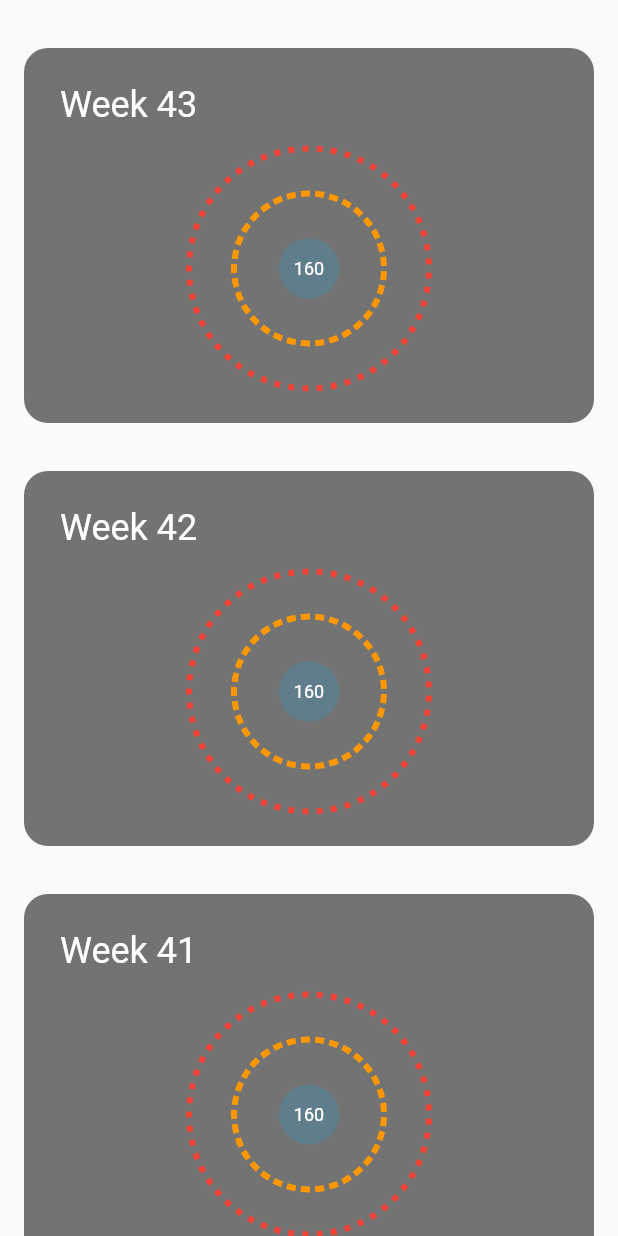
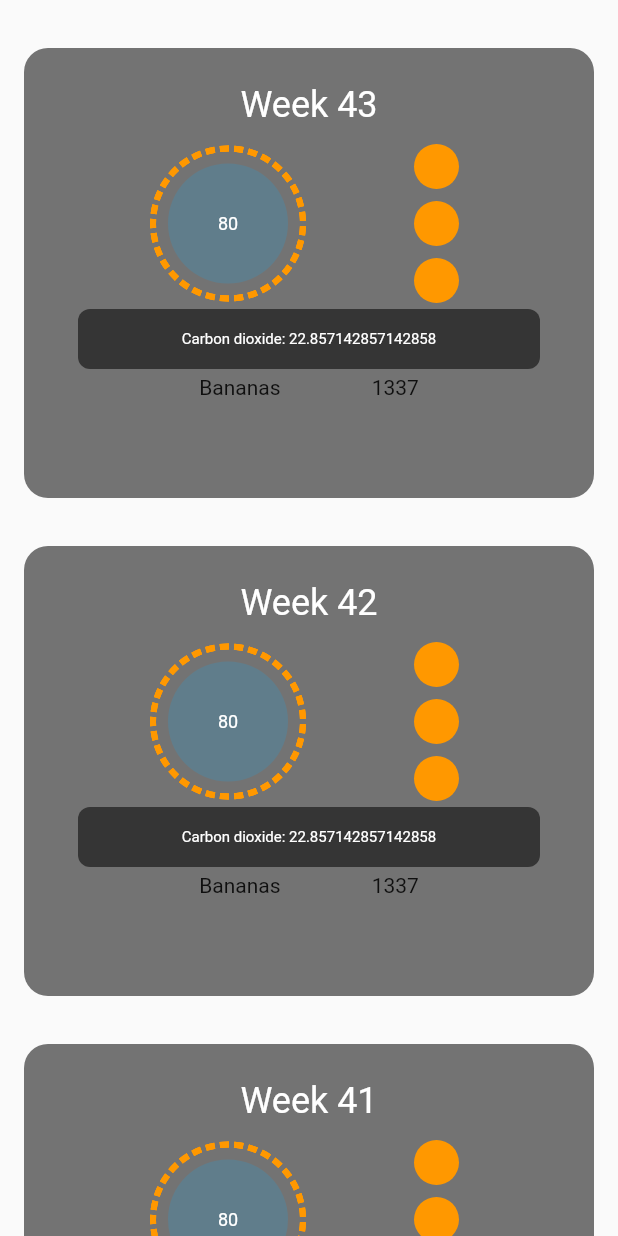
Before and after one commit to altaired/junction, a Flutter app: the screen it shows after launch, on a phone screen of 412 x 824 dp. Run offline on Flutter 3.47's test engine with Material 2 defaults, Android fonts, the phone set to English and light mode, and no system bars.

Commit message:
Add listview and banner

```diff
--- /dev/null
+++ b/lib/models/group.dart
@@ -0,0 +1,27 @@
+import 'dart:math';
+
+import 'package:flutter/material.dart';
+
+class Group {
+  Color color = genColor();
+  double avgFootprint = genAvgFootprint();
+
+  Color getColor() {
+    return color;
+  }
+
+  double getAvgFootprint() {
+    return avgFootprint;
+  }
+
+  static Color genColor() {
+    Random rng = new Random();
+    int i = rng.nextInt(4);
+    return [Colors.orange, Colors.deepOrange, Colors.deepPurple, Colors.teal][i];
+  }
+
+  static double genAvgFootprint() {
+    Random rng = new Random();
+    return (rng.nextInt(5) + 10) * 10.0;
+  }
+}
--- a/lib/shared/circle_graph.dart
+++ b/lib/shared/circle_graph.dart
@@ -3,19 +3,33 @@ import 'dart:math';
 import 'package:flutter/cupertino.dart';
 import 'package:flutter/material.dart';
 import 'package:flutter/rendering.dart';
+import 'package:junction/models/group.dart';
 
 import 'circle_widget.dart';
 
 class CircleGraph extends StatelessWidget {
-  final int refFootprint;
-  final int myFootprint;
+  int myFootprint;
+  List<Group> groups;
 
-  CircleGraph({this.refFootprint = 100, this.myFootprint = 160});
+  CircleGraph(int myFoorprint, List<Group> groups) {
+    this.myFootprint = myFoorprint;
+    this.groups = groups;
+  }
 
   @override
   Widget build(BuildContext context) {
-    final myColor = myFootprint > refFootprint ? Colors.red : Colors.green;
-    final refColor = Colors.orange;
+    final myColor =
+      groups
+          .map((g) => g.getAvgFootprint())
+          .where((fp) => fp < myFootprint).length != 0
+          ? Colors.red
+          : Colors.green;
+
+    List<Widget> refCircles =
+      groups
+          .map((g) => CircleWidget(size: g.getAvgFootprint(), color: g.getColor()))
+          .toList();
+
     return Stack(
       alignment: Alignment.center,
       children: <Widget>[
@@ -23,8 +37,8 @@ class CircleGraph extends StatelessWidget {
           alignment: Alignment.center,
           children: <Widget>[
             Container(
-              width: 40,
-              height: 40,
+              width: myFootprint.toDouble(),
+              height: myFootprint.toDouble(),
               decoration: new BoxDecoration(
                 color: Colors.blueGrey,
                 shape: BoxShape.circle,
@@ -33,8 +47,7 @@ class CircleGraph extends StatelessWidget {
             Text(myFootprint.toString(), style: TextStyle(fontSize: 12, color: Colors.white)),
           ],
         ),
-        CircleWidget(size: myFootprint.toDouble(), color: myColor),
-        CircleWidget(size: refFootprint.toDouble(), color: refColor),
+        ...refCircles,
       ],
     );
   }
--- a/lib/shared/week_card.dart
+++ b/lib/shared/week_card.dart
@@ -1,16 +1,30 @@
 import 'package:flutter/material.dart';
+import 'package:junction/models/group.dart';
 import 'package:junction/shared/circle_graph.dart';
-import 'package:junction/shared/circle_widget.dart';
 
 class WeekCard extends StatelessWidget {
   final String title;
+  List<Group> groups = [new Group(), new Group(), new Group()];
 
   WeekCard({Key key, @required this.title}) : super(key: key);
 
   @override
   Widget build(BuildContext context) {
+
+    List<Widget> groupColors = groups.map((g) {
+      return Container(
+        width: 30,
+        height: 30,
+        margin: EdgeInsets.all(4),
+        decoration: new BoxDecoration(
+          color: g.getColor(),
+          shape: BoxShape.circle,
+        ),
+      );
+    }).toList();
+
     return Container(
-      height: 250,
+      height: 300,
       decoration: BoxDecoration(
         borderRadius: BorderRadius.circular(16),
         color: Colors.black54,
@@ -18,7 +32,7 @@ class WeekCard extends StatelessWidget {
       padding: EdgeInsets.all(16),
       child: Column(
         mainAxisAlignment: MainAxisAlignment.spaceEvenly,
-        crossAxisAlignment: CrossAxisAlignment.start,
+        crossAxisAlignment: CrossAxisAlignment.center,
         children: <Widget>[
           Padding(
             padding: const EdgeInsets.all(8.0),
@@ -30,12 +44,41 @@ class WeekCard extends StatelessWidget {
               ),
             ),
           ),
+          Row(
+              mainAxisAlignment: MainAxisAlignment.spaceEvenly,
+              children: [
+                Center(child: CircleGraph(80, groups)),
+                Column(
+                    mainAxisAlignment: MainAxisAlignment.center,
+                    children: groupColors,
+                ),
+              ]
+            ),
+          Container(
+            alignment: Alignment.center,
+            height: 40,
+            margin: const EdgeInsets.only(left: 20.0, right: 20.0),
+            decoration: BoxDecoration(
+              borderRadius: BorderRadius.circular(8),
+              color: Colors.black54,
+            ),
+            child: Text("Carbon dioxide: " + (80 / 3.5).toString(),
+            style: TextStyle(fontSize: 10, color: Colors.white)),
+          ),
           Expanded(
-            flex: 1,
-            child: Container(
-              child: Center(child: CircleGraph())
+            child: ListView(
+              padding: const EdgeInsets.symmetric(vertical: 4, horizontal: 40),
+              children: <Widget>[
+                Row(
+                  mainAxisAlignment: MainAxisAlignment.spaceEvenly,
+                  children: <Widget>[
+                    Text("Bananas"),
+                    Text("1337")
+                  ],
+                )
+              ],
             ),
-          ),
+          )
         ],
       ),
     );
```
